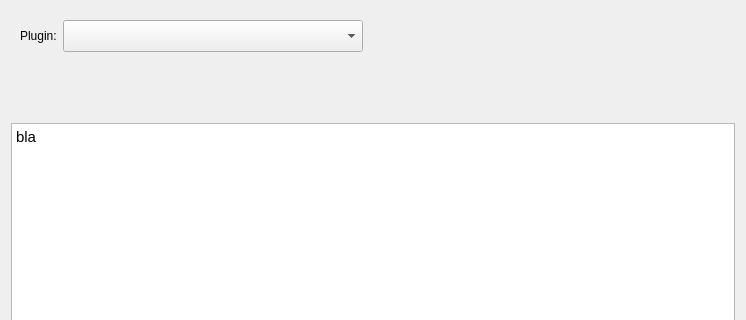
Above: ilastik/applets/tracking/base/pluginExportOptionsDlg.ui from ilastik/ilastik before the change; both pictures show x 0 to 746 and y 0 to 320 of the 746 by 461 pixel window. Below: the same form after it.
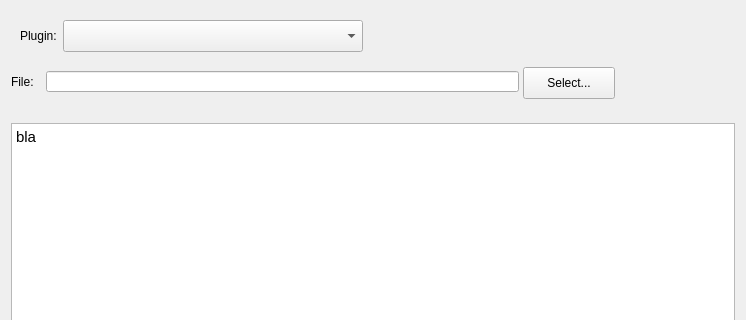
That is the form after the change. Custom widgets are drawn as their Qt base class.

Commit message: Tracking: improve Plugin Selection dialog, remove dependency on deleted widget

```diff
--- a/ilastik/applets/tracking/base/pluginExportOptionsDlg.ui
+++ b/ilastik/applets/tracking/base/pluginExportOptionsDlg.ui
@@ -90,7 +90,7 @@
     </widget>
    </item>
    <item>
-    <widget class="FileExportOptionsWidget" name="exportFileOptionsWidget" native="true">
+    <widget class="QWidget" name="exportFileOptionsWidget" native="true">
      <property name="enabled">
       <bool>true</bool>
      </property>
@@ -106,16 +106,45 @@
        <height>50</height>
       </size>
      </property>
-     <zorder>groupBox_5</zorder>
-     <zorder>verticalSpacer</zorder>
-     <zorder>groupBox_5</zorder>
-     <zorder>groupBox_5</zorder>
-     <zorder>groupBox_5</zorder>
-     <zorder>groupBox_5</zorder>
-     <zorder>groupBox_5</zorder>
-     <zorder>groupBox_5</zorder>
-     <zorder>groupBox_5</zorder>
-     <zorder>comboBox</zorder>
+     <widget class="QLabel" name="label_2">
+      <property name="geometry">
+       <rect>
+        <x>0</x>
+        <y>4</y>
+        <width>25</width>
+        <height>21</height>
+       </rect>
+      </property>
+      <property name="text">
+       <string>File:</string>
+      </property>
+     </widget>
+     <widget class="QPushButton" name="fileSelectButton">
+      <property name="geometry">
+       <rect>
+        <x>512</x>
+        <y>0</y>
+        <width>92</width>
+        <height>32</height>
+       </rect>
+      </property>
+      <property name="text">
+       <string>Select...</string>
+      </property>
+     </widget>
+     <widget class="QLineEdit" name="filepathEdit">
+      <property name="geometry">
+       <rect>
+        <x>35</x>
+        <y>4</y>
+        <width>473</width>
+        <height>21</height>
+       </rect>
+      </property>
+      <property name="readOnly">
+       <bool>false</bool>
+      </property>
+     </widget>
     </widget>
    </item>
    <item>
@@ -127,8 +156,8 @@
       <string>&lt;!DOCTYPE HTML PUBLIC &quot;-//W3C//DTD HTML 4.0//EN&quot; &quot;http://www.w3.org/TR/REC-html40/strict.dtd&quot;&gt;
 &lt;html&gt;&lt;head&gt;&lt;meta name=&quot;qrichtext&quot; content=&quot;1&quot; /&gt;&lt;style type=&quot;text/css&quot;&gt;
 p, li { white-space: pre-wrap; }
-&lt;/style&gt;&lt;/head&gt;&lt;body style=&quot; font-family:'Ubuntu'; font-size:11pt; font-weight:400; font-style:normal;&quot;&gt;
-&lt;p style=&quot; margin-top:0px; margin-bottom:0px; margin-left:0px; margin-right:0px; -qt-block-indent:0; text-indent:0px;&quot;&gt;bla&lt;/p&gt;&lt;/body&gt;&lt;/html&gt;</string>
+&lt;/style&gt;&lt;/head&gt;&lt;body style=&quot; font-family:'.SF NS Text'; font-size:13pt; font-weight:400; font-style:normal;&quot;&gt;
+&lt;p style=&quot; margin-top:0px; margin-bottom:0px; margin-left:0px; margin-right:0px; -qt-block-indent:0; text-indent:0px;&quot;&gt;&lt;span style=&quot; font-family:'Ubuntu'; font-size:11pt;&quot;&gt;bla&lt;/span&gt;&lt;/p&gt;&lt;/body&gt;&lt;/html&gt;</string>
      </property>
     </widget>
    </item>
@@ -144,14 +173,6 @@
    </item>
   </layout>
  </widget>
- <customwidgets>
-  <customwidget>
-   <class>FileExportOptionsWidget</class>
-   <extends>QWidget</extends>
-   <header>ilastik.workflows.tracking.conservation.fileExportOptionsWidget</header>
-   <container>1</container>
-  </customwidget>
- </customwidgets>
  <resources/>
  <connections/>
 </ui>
```
The commit also changes 1 other file.
